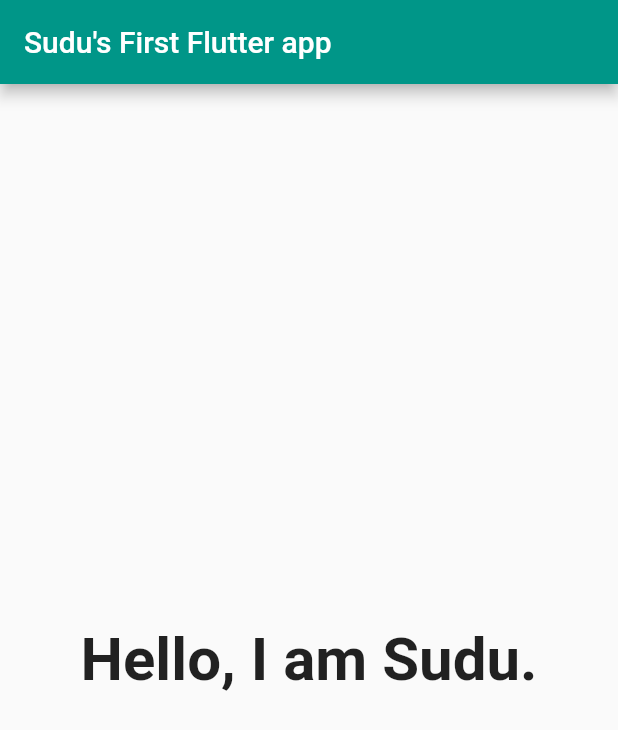
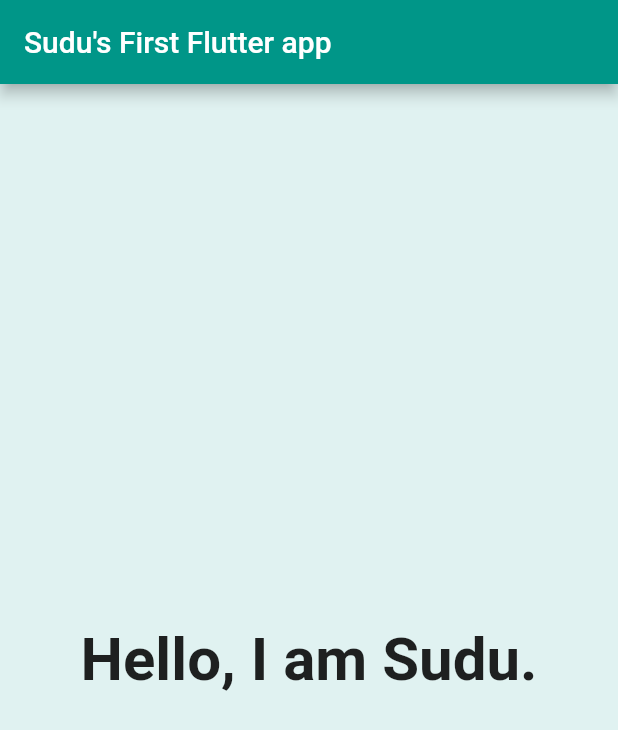
Before and after one commit to sudu12345/my_app, a Flutter app: the screen it shows after launch, on a phone screen of 412 x 824 dp. Shown: the top 730 px of the screen. Run offline on Flutter 3.47's test engine with Material 2 defaults, Android fonts, the phone set to English and light mode, and no system bars.

```diff
--- a/lib/main.dart
+++ b/lib/main.dart
@@ -27,6 +27,7 @@ class MyHomePage extends StatelessWidget {
   @override
   Widget build(BuildContext context) {
     return Scaffold(
+      backgroundColor: Colors.teal[50],
       appBar: AppBar(
         // The title text which will be shown on the action bar
         title: Text(title),
```
